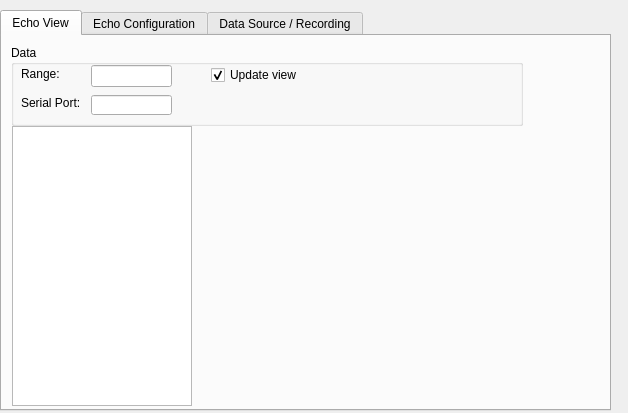
iti-luebeck/HANSE2011, file Hanse/Module_EchoSounder/echosounderform.ui: the form before one commit.
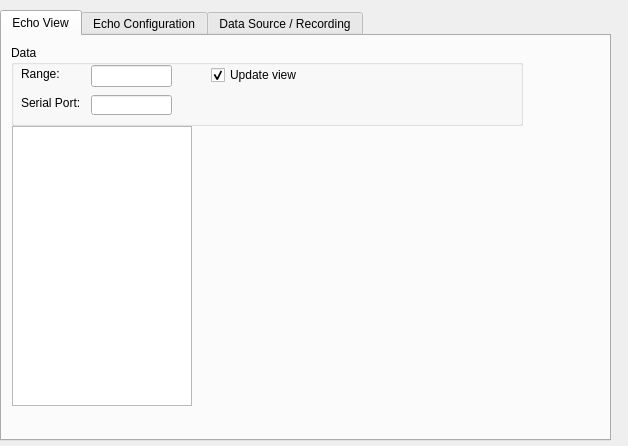
The form after the commit. The open tabs and pages were chosen to show the change.

The edit to the form file:
```diff
--- a/Hanse/Module_EchoSounder/echosounderform.ui
+++ b/Hanse/Module_EchoSounder/echosounderform.ui
@@ -7,7 +7,7 @@
     <x>0</x>
     <y>0</y>
     <width>628</width>
-    <height>413</height>
+    <height>446</height>
    </rect>
   </property>
   <property name="acceptDrops">
@@ -22,7 +22,7 @@
      <x>0</x>
      <y>10</y>
      <width>611</width>
-     <height>401</height>
+     <height>431</height>
     </rect>
    </property>
    <property name="currentIndex">
```
Left out of the diff: 12 changed lines with no effect on the pictures.
